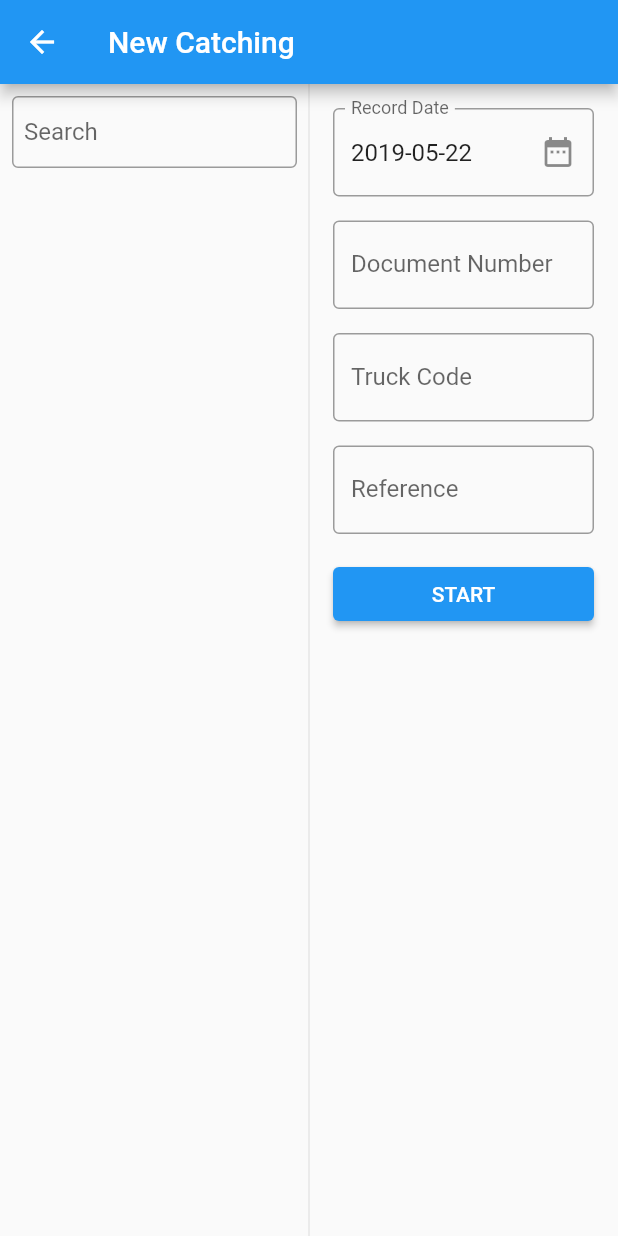
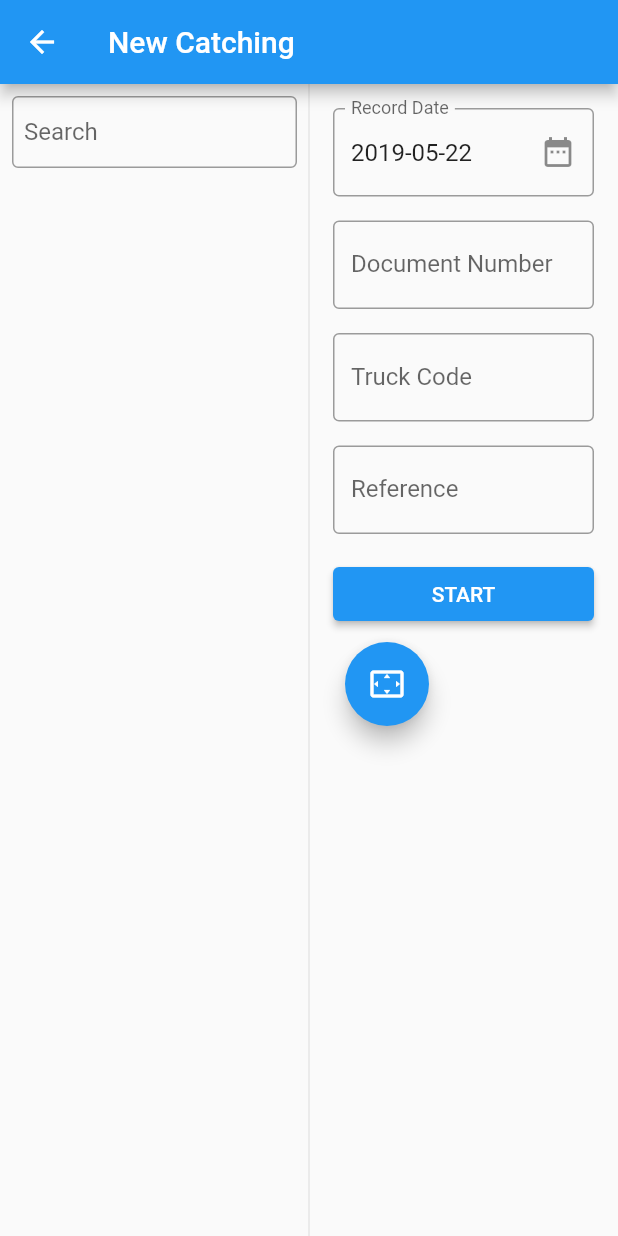
Before and after one commit to geoffreylzf/ep_cf_catch, a Flutter app: the CatchingScreen screen opened directly with empty values, on a phone screen of 412 x 824 dp. Run offline on Flutter 3.47's test engine with Material 2 defaults, Android fonts, the phone set to English and light mode, and no system bars; our stand-ins replace font_awesome_flutter, google_sign_in, package_info, rxdart, shared_preferences, sqflite; missing offline and left inert: barcode_scan, flutter_auth_buttons, vibrate; accounts and stored records are empty.

```diff
--- a/lib/bloc/local_bloc.dart
+++ b/lib/bloc/local_bloc.dart
@@ -2,7 +2,7 @@ import 'package:ep_cf_catch/bloc/bloc.dart';
 import 'package:ep_cf_catch/module/shared_preferences_module.dart';
 import 'package:rxdart/rxdart.dart';
 
-class LocalBloc extends BlocBase{
+class LocalBloc extends BlocBase {
   final _localCheckedSubject = BehaviorSubject<bool>();
 
   Stream<bool> get localCheckedStream => _localCheckedSubject.stream;
@@ -17,8 +17,7 @@ class LocalBloc extends BlocBase{
   }
 
   loadLocalChecked() async {
-    _localCheckedSubject
-        .add(await SharedPreferencesModule().getLocalCheck() ?? false);
+    _localCheckedSubject.add(await SharedPreferencesModule().getLocalCheck() ?? false);
   }
 
   setLocalChecked(bool b) async {
--- a/lib/screen/catching/widget/head_entry.dart
+++ b/lib/screen/catching/widget/head_entry.dart
@@ -39,7 +39,14 @@ class _HeadEntryState extends State<HeadEntry> {
     return Column(
       crossAxisAlignment: CrossAxisAlignment.start,
       children: [
+        StreamBuilder<bool>(
+            stream: bloc.isScanStream,
+            initialData: false,
+            builder: (context, snapshot) {
+              return Column(
+                children: <Widget>[
                   TextField(
+                    enabled: !snapshot.data,
                     controller: dateTec,
                     enableInteractiveSelection: false,
                     focusNode: AlwaysDisabledFocusNode(),
@@ -66,6 +73,7 @@ class _HeadEntryState extends State<HeadEntry> {
                   Padding(
                     padding: const EdgeInsets.only(top: 16),
                     child: TextField(
+                      enabled: !snapshot.data,
                       controller: docNoTec,
                       keyboardType: TextInputType.number,
                       decoration: InputDecoration(
@@ -74,6 +82,10 @@ class _HeadEntryState extends State<HeadEntry> {
                       ),
                     ),
                   ),
+
+                ],
+              );
+            }),
         Padding(
           padding: const EdgeInsets.only(top: 16),
           child: TextField(
@@ -103,11 +115,11 @@ class _HeadEntryState extends State<HeadEntry> {
             child: RaisedButton(
               child: Text(Strings.start.toUpperCase()),
               onPressed: () {
-                final recordDate = dateTec.text;
+                final date = dateTec.text;
                 final docNo = docNoTec.text;
                 final truckNo = truckNoTec.text;
                 final refNo = refNoTec.text;
-                final cfCatch = bloc.validateEntry(recordDate, docNo, truckNo, refNo);
+                final cfCatch = bloc.validateEntry(date, docNo, truckNo, refNo);
                 if (cfCatch != null) {
                   Navigator.pushNamed(
                     context,
@@ -119,14 +131,43 @@ class _HeadEntryState extends State<HeadEntry> {
             ),
           ),
         ),
-        /*Padding(
+        StreamBuilder<bool>(
+            stream: bloc.isScanStream,
+            initialData: false,
+            builder: (context, snapshot) {
+              return Column(
+                children: <Widget>[
+                  if (!snapshot.data)
+                    Padding(
                       padding: const EdgeInsets.all(8.0),
                       child: FloatingActionButton(
                         child: Icon(Icons.settings_overscan),
                         onPressed: () async {
                           ScanResult scanResult = await bloc.scan();
+                          if (scanResult.isSuccess == true) {
+                            dateTec.text = scanResult.date;
+                            docNoTec.text = scanResult.docNo.toString();
+                            truckNoTec.text = scanResult.truckNo;
+                          }
+                        },
+                      ),
+                    ),
+                  if (snapshot.data)
+                    Padding(
+                      padding: const EdgeInsets.all(8.0),
+                      child: FloatingActionButton(
+                        child: Icon(Icons.refresh),
+                        onPressed: () async {
+                          bloc.refresh();
+                          dateTec.text = dateFormat.format(recordDate);
+                          docNoTec.clear();
+                          truckNoTec.clear();
+                        },
+                      ),
+                    ),
+                ],
+              );
             }),
-        )*/
       ],
     );
   }
--- a/lib/screen/catching/widget/location_selection.dart
+++ b/lib/screen/catching/widget/location_selection.dart
@@ -38,7 +38,12 @@ class _LocationSelectionState extends State<LocationSelection> {
       children: <Widget>[
         Padding(
           padding: const EdgeInsets.all(8.0),
-          child: TextField(
+          child: StreamBuilder<bool>(
+            stream: bloc.isScanStream,
+            initialData: false,
+            builder: (context, snapshot) {
+              return TextField(
+                enabled: !snapshot.data,
                 controller: searchTec,
                 keyboardType: TextInputType.text,
                 decoration: InputDecoration(
@@ -46,6 +51,8 @@ class _LocationSelectionState extends State<LocationSelection> {
                   labelText: Strings.search,
                   contentPadding: const EdgeInsets.all(8.0),
                 ),
+              );
+            }
           ),
         ),
         Expanded(
--- a/lib/screen/catching_detail/catching_detail_screen.dart
+++ b/lib/screen/catching_detail/catching_detail_screen.dart
@@ -30,6 +30,12 @@ class _CatchingDetailScreenState extends State<CatchingDetailScreen>
     super.initState();
     bluetoothBloc = BluetoothBloc(mixin: this, type: BluetoothType.Weighing);
     _tabController = TabController(vsync: this, length: 2);
+    _tabController.addListener(() {
+      if (!_tabController.indexIsChanging && _tabController.index == 1) {
+        //Dismiss keyboard
+        FocusScope.of(context).requestFocus(new FocusNode());
+      }
+    });
   }
 
   @override
--- a/pubspec.yaml
+++ b/pubspec.yaml
@@ -1,12 +1,13 @@
 name: ep_cf_catch
 description: A new Flutter application.
 
-version: 1.0.4+5
+version: 1.1.0+6
 
 #1.0.1+2 adjust layout
 #1.0.2+3 adjust layout2
 #1.0.3+4 add age
 #1.0.4+5 debug print
+#1.1.0+6 add scan function
 
 environment:
   sdk: ">=2.2.2 <3.0.0"
```
Also changed, not shown: lib/screen/catching/catching_bloc.dart (+23 -1 lines). Lines whose indentation alone changed are shown as unchanged.
